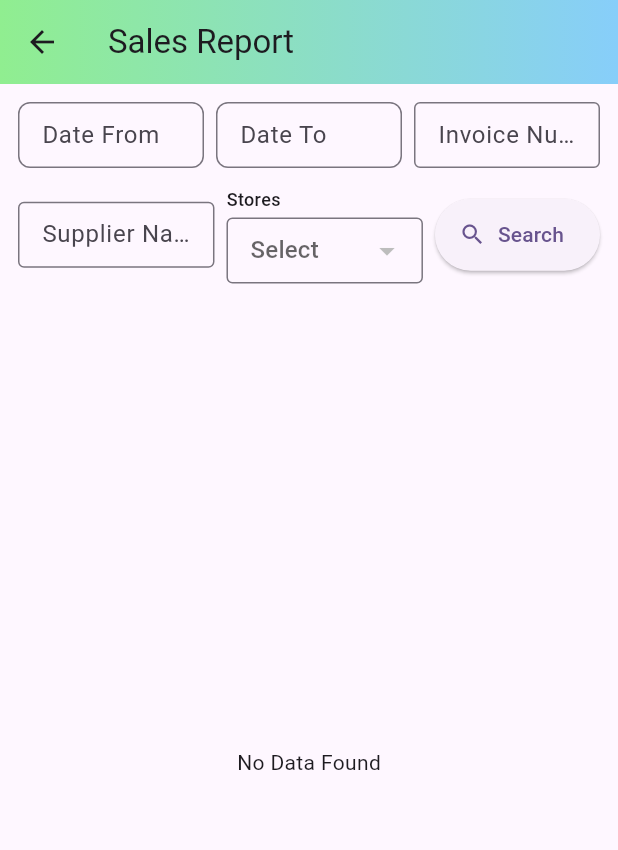
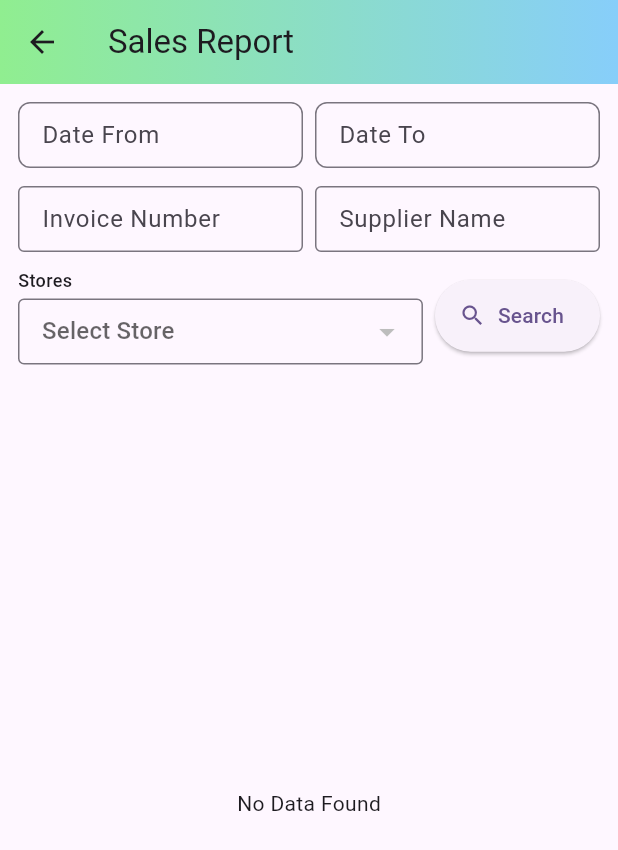
Before and after one commit to AnandBabu-123/storemanager, a Flutter app: the SalesInvoiceReport screen opened by its route, on a phone screen of 412 x 824 dp. Shown: the top 850 px of the screen. Run offline on Flutter 3.47's test engine with Material 3 defaults, Android fonts, the light colour scheme and no system bars; our stand-ins replace connectivity_plus, dio, file_picker, flutter_svg, get, image_picker and 1 more; accounts and stored records are empty; statements that could not run were skipped.

Commit message:
slaes_report

```diff
--- a/lib/screens/pharmacyStore/get_purchase_report.dart
+++ b/lib/screens/pharmacyStore/get_purchase_report.dart
@@ -57,7 +57,16 @@
                     controller: toDateController,
                   ),
                 ),
-                const SizedBox(width: 8),
+
+
+              ],
+            ),
+
+            const SizedBox(height: 12),
+
+
+            Row(
+              children: [
                 Expanded(
                   child: TextField(
                     controller: invoiceController,
@@ -75,14 +84,7 @@
                   ),
 
                 ),
-              ],
-            ),
-
-            const SizedBox(height: 12),
-
-
-            Row(
-              children: [
+                const SizedBox(width: 8),
                 Expanded(
                   child: Column(
                     children: [
@@ -104,8 +106,11 @@
                   ),
                 ),
                 const SizedBox(width: 8),
-
-                /// Store Dropdown
+              ],
+            ),
+            SizedBox(height: 10,),
+            Row(
+              children: [
                 Expanded(
                   child: _buildDropdownOnly(
                     label: "Stores",
--- a/lib/screens/pharmacyStore/sales_inVoice_report.dart
+++ b/lib/screens/pharmacyStore/sales_inVoice_report.dart
@@ -70,7 +70,15 @@
                     controller: toDateController,
                   ),
                 ),
-                const SizedBox(width: 8),
+
+              ],
+            ),
+
+            const SizedBox(height: 12),
+
+
+            Row(
+              children: [
                 Expanded(
                   child: TextField(
                     controller: invoiceController,
@@ -88,14 +96,7 @@
                   ),
 
                 ),
-              ],
-            ),
-
-            const SizedBox(height: 12),
-
-
-            Row(
-              children: [
+                SizedBox(width: 8,),
                 Expanded(
                   child: Column(
                     children: [
@@ -116,7 +117,13 @@
                     ],
                   ),
                 ),
-                const SizedBox(width: 8),
+
+              ],
+            ),
+
+            SizedBox(height: 10,),
+            Row(
+              children: [
 
                 /// Store Dropdown
                 Expanded(
@@ -152,7 +159,6 @@
                 ),
               ],
             ),
-
             const SizedBox(height: 16),
 
             Expanded(
```
